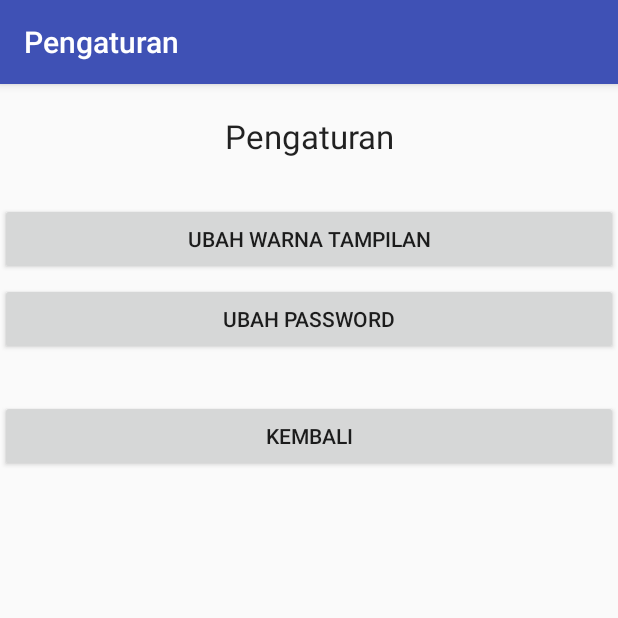
After one commit to LydiaFebtriani/PKL-Mobile-Kelompok, an Android app: the Pengaturan screen opened directly, with no data from a screen before it, on a phone screen of 412 x 824 dp, the top half of it. The commit adds this screen. Run offline under Robolectric (Android 15) with nearby library versions, the phone set to English and light mode, and no system bars.

Commit message:
tambah pengaturan tema

```diff
--- a/app/src/main/AndroidManifest.xml
+++ b/app/src/main/AndroidManifest.xml
@@ -96,6 +96,12 @@
                 android:value=".Katalog" />
         </activity>
         <!-- - END TAMBAH -->
+        <!-- - START PENGATURAN - -->
+        <activity
+            android:name=".Pengaturan"
+            android:label="Pengaturan"
+            android:screenOrientation="portrait"></activity>
+        <!-- - END PENGATURAN - -->
         <!-- - START SPLASH KELUAR -->
         <activity
             android:name=".SplashKeluar"
--- a/app/src/main/java/com/pab/unpar/pklmobilekelompok/DetailProduk.java
+++ b/app/src/main/java/com/pab/unpar/pklmobilekelompok/DetailProduk.java
@@ -22,6 +22,7 @@ public class DetailProduk extends AppCompatActivity implements View.OnClickListe
     @Override
     protected void onCreate(Bundle savedInstanceState) {
         super.onCreate(savedInstanceState);
+        Utils.onActivityCreateSetTheme(this);
         setContentView(R.layout.activity_detail_produk);
         sp=getSharedPreferences("dataProduk",MODE_PRIVATE);
         this.sessionId = sp.getString("sessionId","");
--- a/app/src/main/java/com/pab/unpar/pklmobilekelompok/Home.java
+++ b/app/src/main/java/com/pab/unpar/pklmobilekelompok/Home.java
@@ -13,6 +13,7 @@ public class Home extends AppCompatActivity {
     @Override
     protected void onCreate(Bundle savedInstanceState) {
         super.onCreate(savedInstanceState);
+        Utils.onActivityCreateSetTheme(this);
         setContentView(R.layout.activity_home);
 
         Button katalog = (Button) findViewById(R.id.katalogButton);
--- a/app/src/main/java/com/pab/unpar/pklmobilekelompok/Jual.java
+++ b/app/src/main/java/com/pab/unpar/pklmobilekelompok/Jual.java
@@ -32,6 +32,7 @@ public class Jual extends AppCompatActivity implements View.OnClickListener{
     @Override
     protected void onCreate(Bundle savedInstanceState) {
         super.onCreate(savedInstanceState);
+        Utils.onActivityCreateSetTheme(this);
         setContentView(R.layout.activity_jual);
         sp=getSharedPreferences("dataProduk",MODE_PRIVATE);
         sessionId = sp.getString("sessionId","");
--- a/app/src/main/java/com/pab/unpar/pklmobilekelompok/Katalog.java
+++ b/app/src/main/java/com/pab/unpar/pklmobilekelompok/Katalog.java
@@ -28,6 +28,7 @@ public class Katalog extends AppCompatActivity {
     @Override
     protected void onCreate(Bundle savedInstanceState) {
         super.onCreate(savedInstanceState);
+        Utils.onActivityCreateSetTheme(this);
         setContentView(R.layout.activity_katalog);
         sp=getSharedPreferences("dataProduk",MODE_PRIVATE);
         this.sessionId = sp.getString("sessionId","");
--- a/app/src/main/java/com/pab/unpar/pklmobilekelompok/Register.java
+++ b/app/src/main/java/com/pab/unpar/pklmobilekelompok/Register.java
@@ -29,6 +29,7 @@ public class Register extends Activity implements View.OnClickListener{
     @Override
     protected void onCreate(Bundle savedInstanceState) {
         super.onCreate(savedInstanceState);
+        Utils.onActivityCreateSetTheme(this);
         setContentView(R.layout.activity_register);
 
         calendar = Calendar.getInstance();
--- a/app/src/main/java/com/pab/unpar/pklmobilekelompok/Rekap.java
+++ b/app/src/main/java/com/pab/unpar/pklmobilekelompok/Rekap.java
@@ -27,6 +27,7 @@ public class Rekap extends AppCompatActivity {
     @Override
     protected void onCreate(Bundle savedInstanceState) {
         super.onCreate(savedInstanceState);
+        Utils.onActivityCreateSetTheme(this);
         setContentView(R.layout.activity_rekap);
         sp=getSharedPreferences("dataProduk",MODE_PRIVATE);
         this.sessionId = sp.getString("sessionId","");
--- a/app/src/main/java/com/pab/unpar/pklmobilekelompok/Tambah.java
+++ b/app/src/main/java/com/pab/unpar/pklmobilekelompok/Tambah.java
@@ -19,6 +19,7 @@ public class Tambah extends AppCompatActivity implements View.OnClickListener{
     @Override
     protected void onCreate(Bundle savedInstanceState) {
         super.onCreate(savedInstanceState);
+        Utils.onActivityCreateSetTheme(this);
         setContentView(R.layout.activity_tambah);
         sp=getSharedPreferences("dataProduk",MODE_PRIVATE);
         this.sessionId = sp.getString("sessionId","");
--- a/app/src/main/java/com/pab/unpar/pklmobilekelompok/Transaksi.java
+++ b/app/src/main/java/com/pab/unpar/pklmobilekelompok/Transaksi.java
@@ -28,6 +28,7 @@ public class Transaksi extends AppCompatActivity {
     @Override
     protected void onCreate(Bundle savedInstanceState) {
         super.onCreate(savedInstanceState);
+        Utils.onActivityCreateSetTheme(this);
         setContentView(R.layout.activity_transaksi);
         sp=getSharedPreferences("dataProduk",MODE_PRIVATE);
         this.sessionId = sp.getString("sessionId","");
--- /dev/null
+++ b/app/src/main/java/com/pab/unpar/pklmobilekelompok/Utils.java
@@ -0,0 +1,45 @@
+package com.pab.unpar.pklmobilekelompok;
+
+import android.app.Activity;
+import android.content.Intent;
+import android.support.v7.app.AppCompatActivity;
+
+public class Utils extends AppCompatActivity {
+
+    private static int themeCode;
+    public final static int THEME_DEFAULT = 0;
+    public final static int THEME_GRAY = 1;
+    public final static int THEME_GREEN = 2;
+    public final static int THEME_BLUE = 3;
+
+
+    public static void changeToTheme(Activity activity, int code) {
+        themeCode = code;
+        activity.finish();
+        activity.startActivity(new Intent(activity, activity.getClass()));
+    }
+
+    public static void onActivityCreateSetTheme(Activity activity) {
+        switch (themeCode) {
+            default:
+            case THEME_DEFAULT:
+                activity.setTheme(R.style.AppTheme);
+                break;
+            case THEME_GRAY:
+                activity.setTheme(R.style.AppThemeGray);
+                break;
+            case THEME_GREEN:
+                activity.setTheme(R.style.AppThemeGreen);
+                break;
+            case THEME_BLUE:
+                activity.setTheme(R.style.AppThemeBlue);
+                break;
+        }
+    }
+
+    public static void onActivityCreateSetTheme(Activity activity, int code) {
+        themeCode = code;
+        onActivityCreateSetTheme(activity);
+    }
+
+}
--- /dev/null
+++ b/app/src/main/res/layout/activity_pengaturan.xml
@@ -0,0 +1,47 @@
+<?xml version="1.0" encoding="utf-8"?>
+<RelativeLayout xmlns:android="http://schemas.android.com/apk/res/android"
+    xmlns:tools="http://schemas.android.com/tools"
+    tools:context="com.pab.unpar.pklmobilekelompok.Pengaturan"
+    android:layout_width="match_parent" android:layout_height="match_parent"
+    android:id="@+id/fPengaturan">
+
+    <Button
+        android:text="Ubah Warna Tampilan"
+        android:layout_width="match_parent"
+        android:layout_height="wrap_content"
+        android:id="@+id/buttonUbahWarna"
+        android:layout_marginTop="30dp"
+        android:layout_below="@+id/titlePengaturan"
+        android:layout_centerHorizontal="true" />
+
+    <Button
+        android:text="Ubah Password"
+        android:layout_width="match_parent"
+        android:layout_height="wrap_content"
+        android:id="@+id/buttonUbahPass"
+        android:layout_marginTop="5dp"
+        android:layout_below="@+id/buttonUbahWarna"
+        android:layout_centerHorizontal="true" />
+
+    <Button
+        android:text="Kembali"
+        android:layout_width="match_parent"
+        android:layout_height="wrap_content"
+        android:layout_marginTop="30dp"
+        android:id="@+id/buttonKembaliPengaturan"
+        android:layout_below="@+id/buttonUbahPass"
+        android:layout_centerHorizontal="true" />
+
+    <TextView
+        android:text="Pengaturan"
+        android:layout_width="match_parent"
+        android:layout_height="wrap_content"
+        android:id="@+id/titlePengaturan"
+        android:textAlignment="center"
+        android:layout_marginTop="20dp"
+        android:textAppearance="?android:attr/textAppearanceLarge"
+        android:layout_alignParentTop="true"
+        android:layout_centerHorizontal="true" />
+
+
+</RelativeLayout>
--- a/app/src/main/res/values/colors.xml
+++ b/app/src/main/res/values/colors.xml
@@ -5,4 +5,17 @@
     <color name="colorAccent">#FF4081</color>
     <color name="colorWhite">#FFFFFF</color>
     <color name="colorBlack">#000000</color>
+
+    <color name="colorPrimary_gray">#BDBDBD</color>
+    <color name="colorPrimaryDark_gray">#9E9E9E</color>
+    <color name="windowBackground_gray">#E0E0E0</color>
+
+    <color name="colorPrimary_green">#009688</color>
+    <color name="colorPrimaryDark_green">#4DB6AC</color>
+    <color name="windowBackground_green">#80CBC4</color>
+
+    <color name="colorPrimary_blue">#3F51B5</color>
+    <color name="colorPrimaryDark_blue">#5C6BC0</color>
+    <color name="windowBackground_blue">#9FA8DA</color>
+
 </resources>
--- a/app/src/main/res/values/styles.xml
+++ b/app/src/main/res/values/styles.xml
@@ -8,4 +8,25 @@
         <item name="colorAccent">@color/colorAccent</item>
     </style>
 
+    <style name="AppThemeGray" parent="Theme.AppCompat.Light">
+        <!-- Customize your theme here. -->
+        <item name="colorPrimary">@color/colorPrimary_gray</item>
+        <item name="colorPrimaryDark">@color/colorPrimaryDark_gray</item>
+        <item name="android:windowBackground">@color/windowBackground_gray</item>
+    </style>
+
+    <style name="AppThemeGreen" parent="Theme.AppCompat.Light.DarkActionBar">
+        <!-- Customize your theme here. -->
+        <item name="colorPrimary">@color/colorPrimary_green</item>
+        <item name="colorPrimaryDark">@color/colorPrimaryDark_green</item>
+        <item name="android:windowBackground">@color/windowBackground_green</item>
+    </style>
+
+    <style name="AppThemeBlue" parent="Theme.AppCompat.Light.DarkActionBar">
+        <!-- Customize your theme here. -->
+        <item name="colorPrimary">@color/colorPrimary_blue</item>
+        <item name="colorPrimaryDark">@color/colorPrimaryDark_blue</item>
+        <item name="android:windowBackground">@color/windowBackground_blue</item>
+    </style>
+
 </resources>
```
Also changed, not shown: app/src/main/java/com/pab/unpar/pklmobilekelompok/Login.java (+13 -1 lines), app/src/main/java/com/pab/unpar/pklmobilekelompok/Pengaturan.java (added, +200 -0 lines), app/src/main/res/layout/activity_editpassword.xml (added, +61 -0 lines), app/src/main/res/layout/activity_ubahwarna.xml (added, +69 -0 lines).
